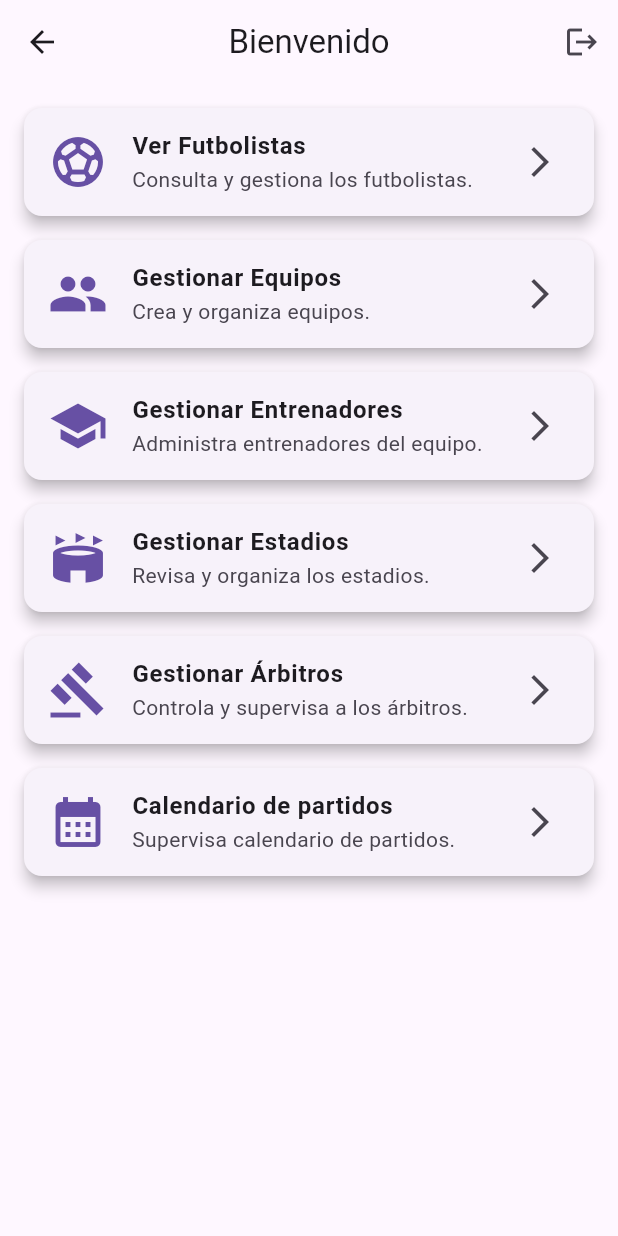
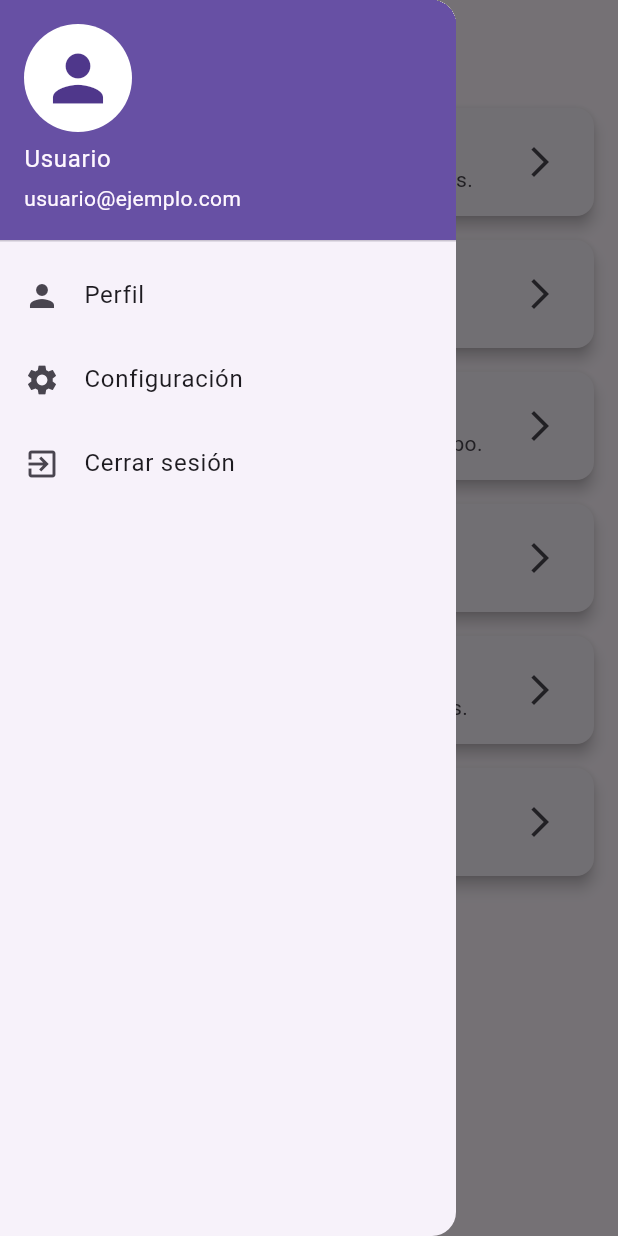
Before and after one commit to RichardsonER22/flutterApp, a Flutter app: the HomeScreen screen opened by its route, with the side drawer open (before the commit the screen has no drawer), on a phone screen of 412 x 824 dp. Run offline on Flutter 3.47's test engine with Material 3 defaults, Android fonts, the phone set to English and light mode, and no system bars; our stand-ins replace font_awesome_flutter, sqflite, table_calendar; accounts and stored records are empty.

Commit message:
se agrega barra lateral al home_screen

```diff
--- a/lib/main.dart
+++ b/lib/main.dart
@@ -26,7 +26,7 @@ class MyApp extends StatelessWidget {
         '/home': (context) => HomeScreen(),
         '/futbolistas': (context) => FutbolistaScreen(),
         '/equipos': (context) =>EquipoScreen(),
-        '/Arbitros': (context) =>ArbitroScreen()
+        '/Arbitros': (context) =>ArbitroScreen(),
 
 
       },
--- a/lib/screens/home_screen.dart
+++ b/lib/screens/home_screen.dart
@@ -12,17 +12,49 @@ class HomeScreen extends StatelessWidget {
   Widget build(BuildContext context) {
     return Scaffold(
       appBar: AppBar(
-        title: const Text('Bienvenido'),
-        centerTitle: true,
-        actions: [
-          IconButton(
-            icon: const Icon(Icons.logout),
-            onPressed: () {
-              _showLogoutConfirmationDialog(context);
-            },
-            tooltip: 'Cerrar sesión',
-          ),
-        ],
+        title: const Text('Pantalla de Inicio'),
+      ),
+      // Agregamos el Drawer a la pantalla principal
+      drawer: Drawer(
+        child: ListView(
+          padding: EdgeInsets.zero,
+          children: <Widget>[
+            // Header del Drawer
+            UserAccountsDrawerHeader(
+              accountName: Text('Usuario'),
+              accountEmail: Text('usuario@ejemplo.com'),
+              currentAccountPicture: CircleAvatar(
+                backgroundColor: Colors.white,
+                child: Icon(Icons.person, size: 50),
+              ),
+            ),
+            // Botones del Drawer
+            ListTile(
+              leading: Icon(Icons.person),
+              title: Text('Perfil'),
+              onTap: () {
+                // Acción al hacer clic en el botón de perfil
+                Navigator.pushNamed(context, '/perfil');
+              },
+            ),
+            ListTile(
+              leading: Icon(Icons.settings),
+              title: Text('Configuración'),
+              onTap: () {
+                // Acción al hacer clic en el botón de configuración
+                Navigator.pushNamed(context, '/configuracion');
+              },
+            ),
+            ListTile(
+              leading: Icon(Icons.exit_to_app),
+              title: Text('Cerrar sesión'),
+              onTap: () {
+                // Acción al hacer clic en el botón de cerrar sesión
+                _showLogoutConfirmationDialog(context);
+              },
+            ),
+          ],
+        ),
       ),
       body: Padding(
         padding: const EdgeInsets.all(16.0),
```
